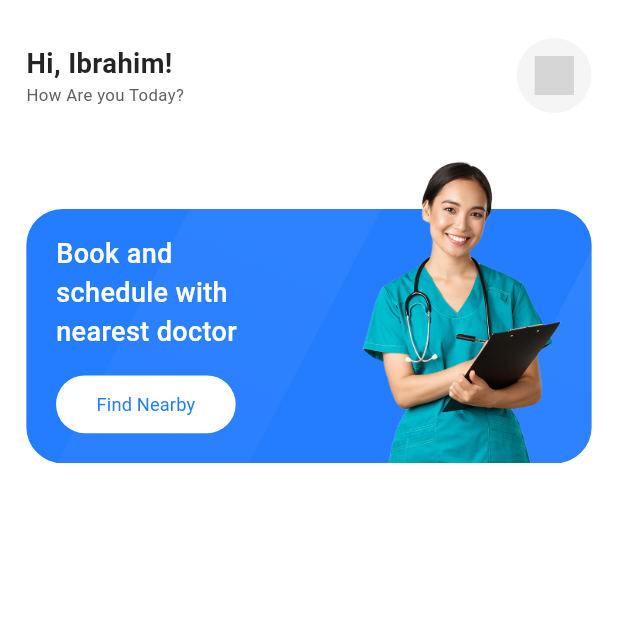
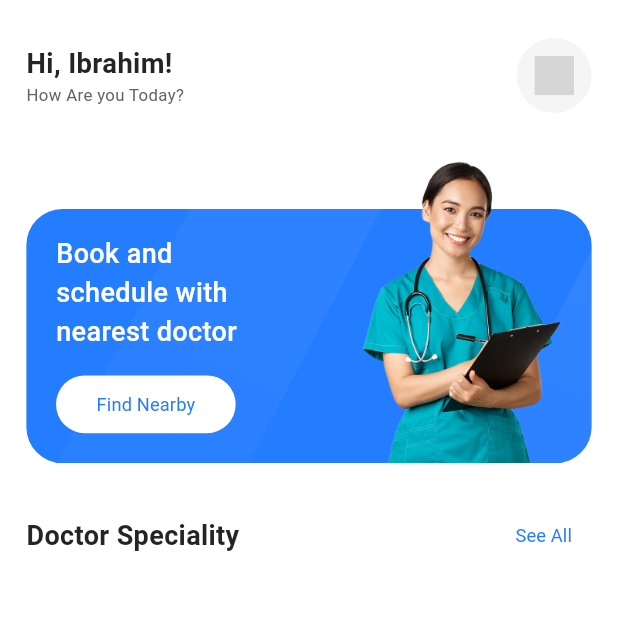
Before and after one commit to iibrahim-Beder/medi_book, a Flutter app: the screen it shows after launch, on a phone screen of 412 x 824 dp, the top half of it. Run offline on Flutter 3.47's test engine with Material 3 defaults, Android fonts, the phone set to English and light mode, and no system bars; our stand-ins replace bloc, dartz, dio, flutter_bloc, flutter_screenutil, flutter_svg and 5 more; generated files the repository leaves out were written again; grey boxes are pictures that could not be loaded.

Commit message:
- added Doctor Speciality And See All

```diff
--- /dev/null
+++ b/lib/features/home/presentation/views/widgets/doctor_speciality_and_see_all.dart
@@ -0,0 +1,28 @@
+import 'package:flutter/material.dart';
+import 'package:medi_book/core/theming/colors.dart';
+import 'package:medi_book/core/theming/styles.dart';
+
+class DoctorSpecialityAndSeeAll extends StatelessWidget {
+  const DoctorSpecialityAndSeeAll({super.key});
+
+  @override
+  Widget build(BuildContext context) {
+    return Row(
+      mainAxisAlignment: MainAxisAlignment.spaceBetween,
+      children: [
+        Text(
+          "Doctor Speciality",
+          style: TextStyles.font14MainBlueSemiBold
+              .copyWith(color: ColorsManager.text100, fontSize: 18),
+        ),
+        TextButton(
+            onPressed: () {},
+            child: Text(
+              "See All",
+              style: TextStyles.font12Neutral60Regular
+                  .copyWith(color: ColorsManager.mainBlue),
+            ))
+      ],
+    );
+  }
+}
--- a/lib/features/home/presentation/views/widgets/home_view_body.dart
+++ b/lib/features/home/presentation/views/widgets/home_view_body.dart
@@ -1,6 +1,7 @@
 import 'package:flutter/material.dart';
 import 'package:flutter_screenutil/flutter_screenutil.dart';
 import 'package:medi_book/core/helpers/spacing.dart';
+import 'package:medi_book/features/home/presentation/views/widgets/doctor_speciality_and_see_all.dart';
 import 'package:medi_book/features/home/presentation/views/widgets/doctors_blue_container.dart';
 import 'package:medi_book/features/home/presentation/views/widgets/home_top_bar.dart';
 
@@ -19,6 +20,8 @@ class HomeViewBody extends StatelessWidget {
               const HomeTopBar(),
               verticalSpace(30),
               const DoctorsBlueContainer(),
+              verticalSpace(24),
+              const DoctorSpecialityAndSeeAll()
             ])),
           )
         ],
```
Also changed, not shown: 4 other files.
